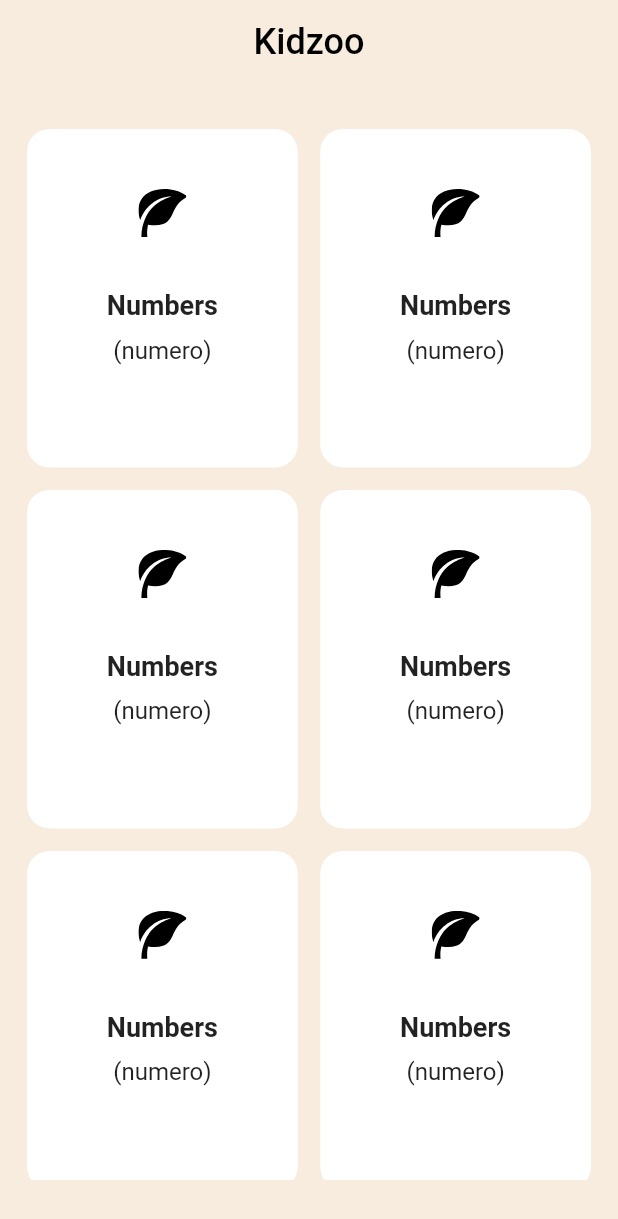
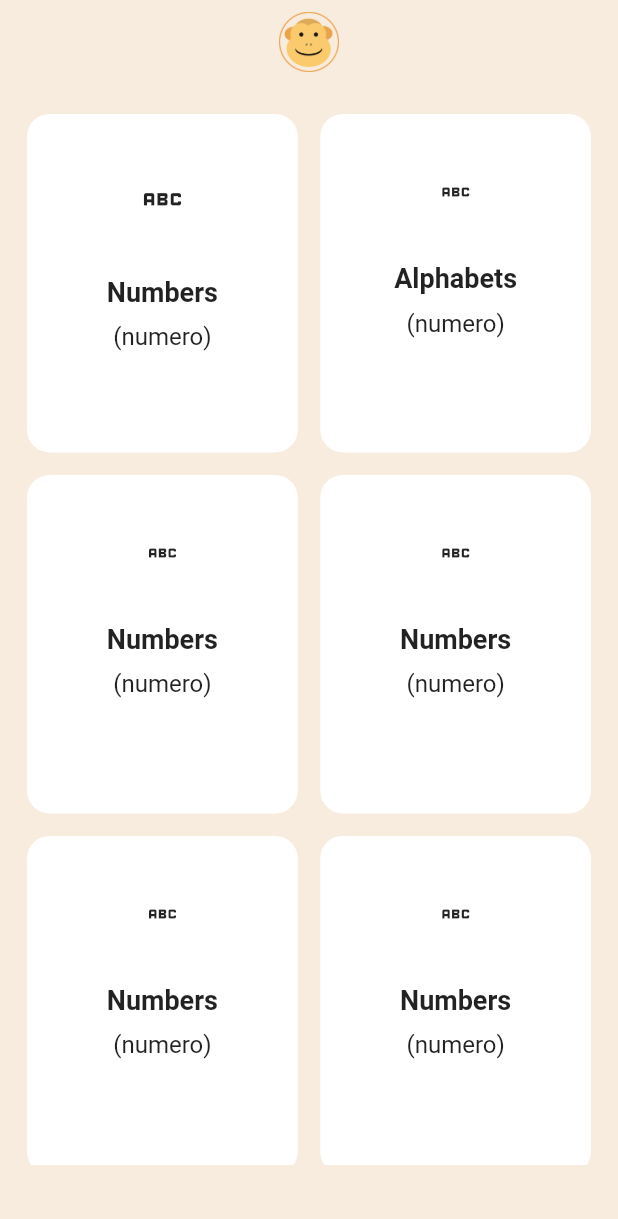
Before and after one commit to dangakeri/kidszoo, a Flutter app: the screen it shows after launch, on a phone screen of 412 x 824 dp. Shown: the top 1219 px of the screen. Run offline on Flutter 3.47's test engine with Material 2 defaults, Android fonts, the light colour scheme and no system bars; our stand-ins replace flutter_svg.

Commit message:
Added kidsZoo logo

```diff
--- a/lib/main.dart
+++ b/lib/main.dart
@@ -14,9 +14,9 @@ class MyApp extends StatelessWidget {
         const SystemUiOverlayStyle(statusBarColor: Colors.transparent));
     return MaterialApp(
       debugShowCheckedModeBanner: false,
-      title: 'Flutter Demo',
+      title: 'Kidszoo',
       theme: ThemeData(
-        primarySwatch: Colors.blue,
+        primaryColor: Colors.orange.shade700,
       ),
       home: const SplashScreen(),
     );
--- a/lib/ui/home.dart
+++ b/lib/ui/home.dart
@@ -13,12 +13,12 @@ class Home extends StatelessWidget {
         centerTitle: true,
         backgroundColor: Colors.transparent,
         elevation: 0,
-        title: const Text(
-          "Kidzoo",
-          style: TextStyle(
-            fontSize: 24,
-            fontWeight: FontWeight.w500,
-            color: Colors.black,
+        title: Hero(
+          tag: 'kids',
+          child: Image.asset(
+            'assets/kidzoo.png',
+            height: 40,
+            width: 40,
           ),
         ),
       ),
@@ -30,11 +30,8 @@ class Home extends StatelessWidget {
             padding: const EdgeInsets.symmetric(horizontal: 18),
             child: Column(
               children: [
-                Row(
-                  children: const [],
-                ),
                 const SizedBox(
-                  height: 30,
+                  height: 20,
                 ),
                 SizedBox(
                   height: MediaQuery.of(context).size.height * 0.85,
@@ -46,12 +43,39 @@ class Home extends StatelessWidget {
                     crossAxisSpacing: 15,
                     childAspectRatio: 0.8,
                     children: const [
-                      CardWidget(),
-                      CardWidget(),
-                      CardWidget(),
-                      CardWidget(),
-                      CardWidget(),
-                      CardWidget(),
+                      CardWidget(
+                        icon: Icon(
+                          Icons.abc,
+                          size: 33,
+                        ),
+                        title: 'Numbers',
+                        subtitle: '(numero)',
+                      ),
+                      CardWidget(
+                        icon: Icon(Icons.abc),
+                        title: 'Alphabets',
+                        subtitle: '(numero)',
+                      ),
+                      CardWidget(
+                        icon: Icon(Icons.abc),
+                        title: 'Numbers',
+                        subtitle: '(numero)',
+                      ),
+                      CardWidget(
+                        icon: Icon(Icons.abc),
+                        title: 'Numbers',
+                        subtitle: '(numero)',
+                      ),
+                      CardWidget(
+                        icon: Icon(Icons.abc),
+                        title: 'Numbers',
+                        subtitle: '(numero)',
+                      ),
+                      CardWidget(
+                        icon: Icon(Icons.abc),
+                        title: 'Numbers',
+                        subtitle: '(numero)',
+                      ),
                     ],
                   ),
                 ),
@@ -65,8 +89,14 @@ class Home extends StatelessWidget {
 }
 
 class CardWidget extends StatelessWidget {
+  final Icon icon;
+  final String title;
+  final String subtitle;
   const CardWidget({
     Key? key,
+    required this.icon,
+    required this.title,
+    required this.subtitle,
   }) : super(key: key);
 
   @override
@@ -83,20 +113,20 @@ class CardWidget extends StatelessWidget {
           const SizedBox(
             height: 40,
           ),
-          SvgPicture.asset("assets/leaf.svg"),
+          icon,
           const SizedBox(
             height: 35,
           ),
-          const Text(
-            "Numbers",
-            style: TextStyle(fontSize: 18, fontWeight: FontWeight.bold),
+          Text(
+            title,
+            style: const TextStyle(fontSize: 18, fontWeight: FontWeight.bold),
           ),
           const SizedBox(
             height: 10,
           ),
-          const Text(
-            "(numero)",
-            style: TextStyle(fontSize: 16),
+          Text(
+            subtitle,
+            style: const TextStyle(fontSize: 16),
           ),
         ],
       ),
--- a/lib/ui/splash_screen.dart
+++ b/lib/ui/splash_screen.dart
@@ -13,7 +13,7 @@ class SplashScreen extends StatelessWidget {
   Widget build(BuildContext context) {
     Timer(const Duration(seconds: 5), () {
       Navigator.pushReplacement(context,
-          MaterialPageRoute(builder: (BuildContext context) => Home()));
+          MaterialPageRoute(builder: (BuildContext context) => const Home()));
     });
     return Scaffold(
       backgroundColor: AppColors.backGroundColor,
@@ -23,36 +23,28 @@ class SplashScreen extends StatelessWidget {
       ),
       body: Column(
         children: [
-          // Expanded(
-          //   flex: 4,
-          //   child: Center(
-          //     child: SvgPicture.asset("assets/leaf.svg"),
-          //   ),
-          // ),
-          // Expanded(
-          //   flex: 7,
-          //   child: Column(
-          //     mainAxisAlignment: MainAxisAlignment.end,
-          //     children: [
-          //       Center(
-          //         child: SvgPicture.asset(
-          //           "assets/undraw_true_friends_c-94-g-2.svg",
-          //           height: 512,
-          //         ),
-          //       ),
-          //     ],
-          //   ),
-          // ),
-          SizedBox(
-            height: 50,
+          Center(
+            child: Column(
+              children: [
+                Hero(
+                  tag: 'kids',
+                  child: Image.asset(
+                    'assets/kidzoo.png',
+                    height: 90,
+                    width: 90,
+                  ),
+                ),
+                const SizedBox(
+                  height: 20,
+                ),
+                const Text(
+                  'KidsZoo',
+                  style: TextStyle(fontWeight: FontWeight.bold, fontSize: 18),
+                )
+              ],
+            ),
           ),
-
-          Center(
-              child: Text(
-            'KidsZoo',
-            style: TextStyle(fontSize: 28, fontWeight: FontWeight.w900),
-          )),
-          Spacer(),
+          const Spacer(),
           Center(
             child: SvgPicture.asset(
               "assets/undraw_true_friends_c-94-g-2.svg",
```
Also changed, not shown: assets/kidzoo.png (added).
